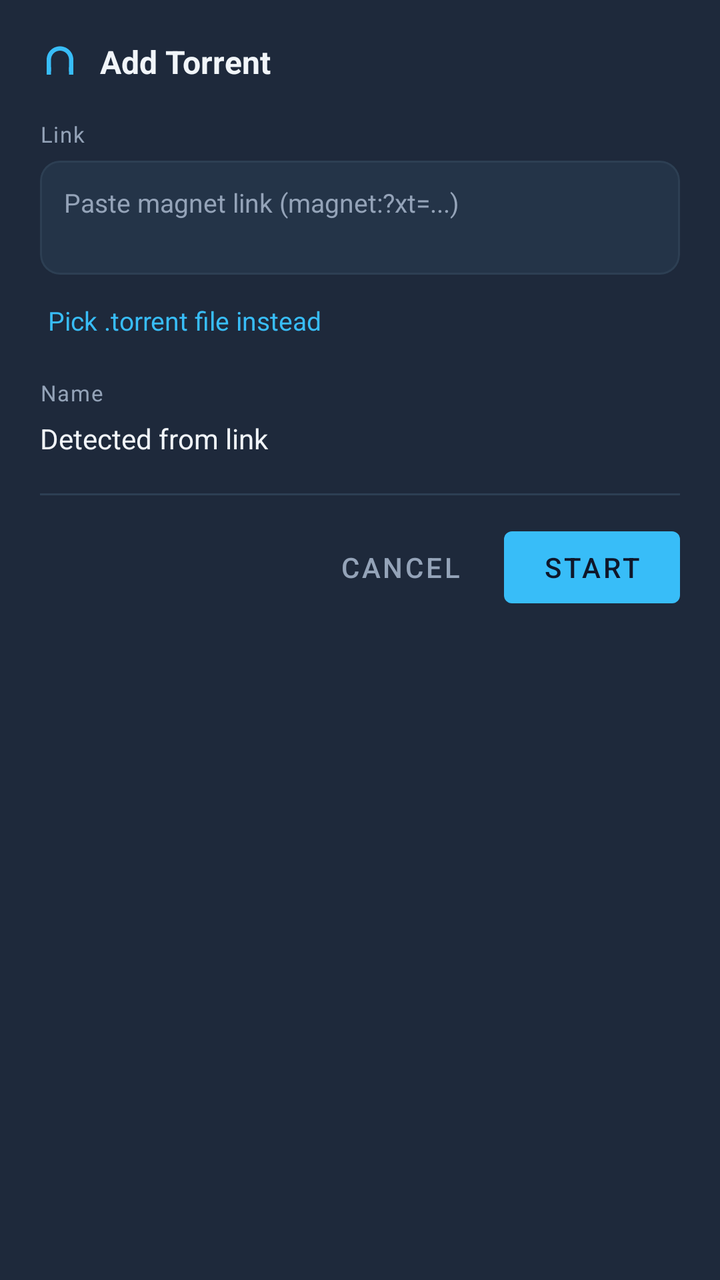
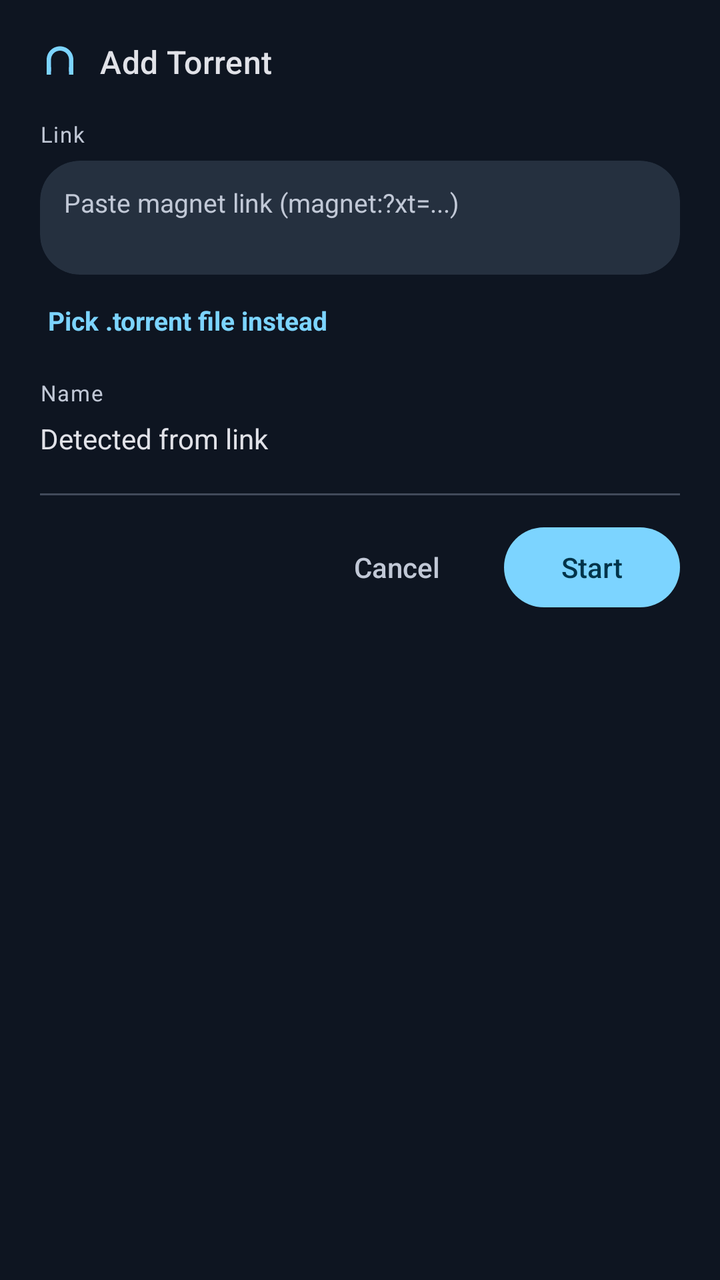

Two renders of the same Android screen: before a commit and after it. Below are the layout's source before the change and the commit's diff.
<!-- AndroidManifest.xml: application theme Theme.Xmd -->
<!-- res/layout/dialog_add_torrent.xml -->
<?xml version="1.0" encoding="utf-8"?>
<LinearLayout xmlns:android="http://schemas.android.com/apk/res/android"
    xmlns:app="http://schemas.android.com/apk/res-auto"
    android:layout_width="match_parent"
    android:layout_height="wrap_content"
    android:orientation="vertical"
    android:background="@color/ff_surface"
    android:padding="20dp">

    
    <LinearLayout
        android:layout_width="match_parent"
        android:layout_height="wrap_content"
        android:orientation="horizontal"
        android:gravity="center_vertical"
        android:layout_marginBottom="18dp">

        <ImageView
            android:layout_width="20dp"
            android:layout_height="20dp"
            android:src="@drawable/ic_magnet"
            android:tint="@color/ff_accent"
            android:layout_marginEnd="10dp"
            android:contentDescription="@null" />

        <TextView
            android:layout_width="0dp"
            android:layout_height="wrap_content"
            android:layout_weight="1"
            android:text="@string/torrent_dialog_title"
            android:textColor="@color/ff_text"
            android:textSize="16sp"
            android:textStyle="bold" />
    </LinearLayout>

    
    <TextView
        android:layout_width="wrap_content"
        android:layout_height="wrap_content"
        android:text="@string/torrent_dialog_link_label"
        android:textColor="@color/ff_muted"
        android:textSize="11sp"
        android:letterSpacing="0.05"
        android:layout_marginBottom="6dp" />

    
    <com.google.android.material.card.MaterialCardView
        android:layout_width="match_parent"
        android:layout_height="wrap_content"
        app:cardBackgroundColor="@color/ff_surface_2"
        app:cardCornerRadius="10dp"
        app:cardElevation="0dp"
        app:strokeColor="@color/ff_divider"
        app:strokeWidth="1dp">

        <EditText
            android:id="@+id/torrentLinkInput"
            android:layout_width="match_parent"
            android:layout_height="wrap_content"
            android:minLines="2"
            android:maxLines="4"
            android:gravity="top"
            android:inputType="textMultiLine|textNoSuggestions"
            android:background="@null"
            android:padding="12dp"
            android:hint="@string/torrent_dialog_link_hint"
            android:textColorHint="@color/ff_muted"
            android:textColor="@color/ff_text"
            android:textSize="13sp" />
    </com.google.android.material.card.MaterialCardView>

    
    <TextView
        android:id="@+id/torrentPickFileText"
        android:layout_width="wrap_content"
        android:layout_height="wrap_content"
        android:layout_marginTop="10dp"
        android:text="@string/torrent_dialog_pick_file"
        android:textColor="@color/ff_accent"
        android:textSize="13sp"
        android:background="?attr/selectableItemBackground"
        android:padding="4dp" />

    
    <TextView
        android:layout_width="wrap_content"
        android:layout_height="wrap_content"
        android:text="@string/torrent_dialog_name_label"
        android:textColor="@color/ff_muted"
        android:textSize="11sp"
        android:letterSpacing="0.05"
        android:layout_marginTop="16dp"
        android:layout_marginBottom="6dp" />

    <TextView
        android:id="@+id/torrentNameText"
        android:layout_width="match_parent"
        android:layout_height="wrap_content"
        android:text="@string/torrent_dialog_name_placeholder"
        android:textColor="@color/ff_text"
        android:textSize="14sp"
        android:maxLines="2"
        android:ellipsize="middle" />

    
    <View
        android:layout_width="match_parent"
        android:layout_height="1dp"
        android:background="@color/ff_divider"
        android:layout_marginTop="18dp"
        android:layout_marginBottom="4dp" />

    
    <LinearLayout
        android:layout_width="match_parent"
        android:layout_height="wrap_content"
        android:orientation="horizontal"
        android:gravity="end"
        android:layout_marginTop="8dp">

        <com.google.android.material.button.MaterialButton
            android:id="@+id/torrentCancelButton"
            style="@style/Widget.MaterialComponents.Button.TextButton"
            android:layout_width="wrap_content"
            android:layout_height="wrap_content"
            android:text="@string/action_cancel"
            android:textColor="@color/ff_muted" />

        <com.google.android.material.button.MaterialButton
            android:id="@+id/torrentStartButton"
            android:layout_width="wrap_content"
            android:layout_height="wrap_content"
            android:layout_marginStart="8dp"
            android:text="@string/action_start"
            app:backgroundTint="@color/ff_accent"
            android:textColor="@color/ff_bg" />
    </LinearLayout>
</LinearLayout>
<!-- resources referenced by this layout -->
<resources>
  <color name="ff_accent">#38BDF8</color>
  <color name="ff_bg">#0F172A</color>
  <color name="ff_divider">#2D3F53</color>
  <color name="ff_muted">#94A3B8</color>
  <color name="ff_surface">#1E293B</color>
  <color name="ff_surface_2">#243448</color>
  <color name="ff_text">#F1F5F9</color>
  <style name="Theme.Xmd" parent="Theme.MaterialComponents.DayNight.NoActionBar">
          <item name="colorPrimary">@color/ff_accent</item>
          <item name="colorPrimaryDark">@color/ff_bg</item>
          <item name="colorAccent">@color/ff_accent</item>
          <item name="android:windowBackground">@color/ff_bg</item>
          <item name="android:statusBarColor">@color/ff_bg</item>
      </style>
  <!-- unchanged entries left out for length: 9 -->
</resources>

<!-- the commit's change to res/layout/dialog_add_torrent.xml (unified diff, before → after) -->
@@ -4,7 +4,6 @@
     android:layout_width="match_parent"
     android:layout_height="wrap_content"
     android:orientation="vertical"
-    android:background="@color/ff_surface"
     android:padding="20dp">
 
     
@@ -19,7 +18,7 @@
             android:layout_width="20dp"
             android:layout_height="20dp"
             android:src="@drawable/ic_magnet"
-            android:tint="@color/ff_accent"
+            android:tint="@color/m3_primary"
             android:layout_marginEnd="10dp"
             android:contentDescription="@null" />
 
@@ -28,9 +27,8 @@
             android:layout_height="wrap_content"
             android:layout_weight="1"
             android:text="@string/torrent_dialog_title"
-            android:textColor="@color/ff_text"
-            android:textSize="16sp"
-            android:textStyle="bold" />
+            android:textColor="@color/m3_on_surface"
+            android:textAppearance="@style/TextAppearance.Xmd.TitleMedium" />
     </LinearLayout>
 
     
@@ -38,7 +36,7 @@
         android:layout_width="wrap_content"
         android:layout_height="wrap_content"
         android:text="@string/torrent_dialog_link_label"
-        android:textColor="@color/ff_muted"
+        android:textColor="@color/m3_on_surface_variant"
         android:textSize="11sp"
         android:letterSpacing="0.05"
         android:layout_marginBottom="6dp" />
@@ -47,11 +45,10 @@
     <com.google.android.material.card.MaterialCardView
         android:layout_width="match_parent"
         android:layout_height="wrap_content"
-        app:cardBackgroundColor="@color/ff_surface_2"
-        app:cardCornerRadius="10dp"
+        app:cardBackgroundColor="@color/m3_surface_container_high"
+        app:shapeAppearance="@style/ShapeAppearance.Xmd.Medium"
         app:cardElevation="0dp"
-        app:strokeColor="@color/ff_divider"
-        app:strokeWidth="1dp">
+        app:strokeWidth="0dp">
 
         <EditText
             android:id="@+id/torrentLinkInput"
@@ -64,8 +61,8 @@
             android:background="@null"
             android:padding="12dp"
             android:hint="@string/torrent_dialog_link_hint"
-            android:textColorHint="@color/ff_muted"
-            android:textColor="@color/ff_text"
+            android:textColorHint="@color/m3_on_surface_variant"
+            android:textColor="@color/m3_on_surface"
             android:textSize="13sp" />
     </com.google.android.material.card.MaterialCardView>
 
@@ -76,8 +73,9 @@
         android:layout_height="wrap_content"
         android:layout_marginTop="10dp"
         android:text="@string/torrent_dialog_pick_file"
-        android:textColor="@color/ff_accent"
+        android:textColor="@color/m3_primary"
         android:textSize="13sp"
+        android:textStyle="bold"
         android:background="?attr/selectableItemBackground"
         android:padding="4dp" />
 
@@ -86,7 +84,7 @@
         android:layout_width="wrap_content"
         android:layout_height="wrap_content"
         android:text="@string/torrent_dialog_name_label"
-        android:textColor="@color/ff_muted"
+        android:textColor="@color/m3_on_surface_variant"
         android:textSize="11sp"
         android:letterSpacing="0.05"
         android:layout_marginTop="16dp"
@@ -97,7 +95,7 @@
         android:layout_width="match_parent"
         android:layout_height="wrap_content"
         android:text="@string/torrent_dialog_name_placeholder"
-        android:textColor="@color/ff_text"
+        android:textColor="@color/m3_on_surface"
         android:textSize="14sp"
         android:maxLines="2"
         android:ellipsize="middle" />
@@ -106,7 +104,7 @@
     <View
         android:layout_width="match_parent"
         android:layout_height="1dp"
-        android:background="@color/ff_divider"
+        android:background="@color/m3_outline_variant"
         android:layout_marginTop="18dp"
         android:layout_marginBottom="4dp" />
 
@@ -120,19 +118,20 @@
 
         <com.google.android.material.button.MaterialButton
             android:id="@+id/torrentCancelButton"
-            style="@style/Widget.MaterialComponents.Button.TextButton"
+            style="@style/Widget.Xmd.Button.Text"
             android:layout_width="wrap_content"
             android:layout_height="wrap_content"
             android:text="@string/action_cancel"
-            android:textColor="@color/ff_muted" />
+            android:textColor="@color/m3_on_surface_variant" />
 
         <com.google.android.material.button.MaterialButton
             android:id="@+id/torrentStartButton"
+            style="@style/Widget.Xmd.Button"
             android:layout_width="wrap_content"
             android:layout_height="wrap_content"
             android:layout_marginStart="8dp"
             android:text="@string/action_start"
-            app:backgroundTint="@color/ff_accent"
-            android:textColor="@color/ff_bg" />
+            app:backgroundTint="@color/m3_primary"
+            android:textColor="@color/m3_on_primary" />
     </LinearLayout>
 </LinearLayout>
<!-- resource entries referenced after the edit -->
@@ -1,18 +1,220 @@
 <!-- resources referenced by this layout -->
 <resources>
-  <color name="ff_accent">#38BDF8</color>
-  <color name="ff_bg">#0F172A</color>
-  <color name="ff_divider">#2D3F53</color>
-  <color name="ff_muted">#94A3B8</color>
-  <color name="ff_surface">#1E293B</color>
-  <color name="ff_surface_2">#243448</color>
-  <color name="ff_text">#F1F5F9</color>
-  <style name="Theme.Xmd" parent="Theme.MaterialComponents.DayNight.NoActionBar">
-          <item name="colorPrimary">@color/ff_accent</item>
-          <item name="colorPrimaryDark">@color/ff_bg</item>
-          <item name="colorAccent">@color/ff_accent</item>
-          <item name="android:windowBackground">@color/ff_bg</item>
-          <item name="android:statusBarColor">@color/ff_bg</item>
+  <color name="m3_on_primary">#00344A</color>
+  <color name="m3_on_surface">#E1E2E8</color>
+  <color name="m3_on_surface_variant">#C1C8D6</color>
+  <color name="m3_outline_variant">#414A5A</color>
+  <color name="m3_primary">#7CD4FF</color>
+  <color name="m3_surface_container_high">#25303F</color>
+  <style name="ShapeAppearance.Xmd.Medium" parent="ShapeAppearance.Material3.Corner.Medium">
+          <item name="cornerFamily">rounded</item>
+          <item name="cornerSize">20dp</item>
+      </style>
+  <style name="TextAppearance.Xmd.TitleMedium" parent="TextAppearance.Material3.TitleMedium">
+          <item name="fontFamily">sans-serif-medium</item>
+          <item name="android:fontFamily">sans-serif-medium</item>
+      </style>
+  <style name="Widget.Xmd.Button" parent="Widget.Material3.Button">
+          <item name="shapeAppearance">@style/ShapeAppearance.Xmd.Full</item>
+          <item name="android:textAllCaps">false</item>
+          <item name="android:paddingStart">24dp</item>
+          <item name="android:paddingEnd">24dp</item>
+          <item name="android:letterSpacing">0.0</item>
+      </style>
+  <style name="Widget.Xmd.Button.Text" parent="Widget.Material3.Button.TextButton">
+          <item name="shapeAppearance">@style/ShapeAppearance.Xmd.Full</item>
+          <item name="android:textAllCaps">false</item>
+      </style>
+  <style name="Theme.Xmd" parent="Theme.Material3.Dark.NoActionBar">
+          
+          <item name="colorPrimary">@color/m3_primary</item>
+          <item name="colorOnPrimary">@color/m3_on_primary</item>
+          <item name="colorPrimaryContainer">@color/m3_primary_container</item>
+          <item name="colorOnPrimaryContainer">@color/m3_on_primary_container</item>
+  
+          <item name="colorSecondary">@color/m3_secondary</item>
+          <item name="colorOnSecondary">@color/m3_on_secondary</item>
+          <item name="colorSecondaryContainer">@color/m3_secondary_container</item>
+          <item name="colorOnSecondaryContainer">@color/m3_on_secondary_container</item>
+  
+          <item name="colorTertiary">@color/m3_tertiary</item>
+          <item name="colorOnTertiary">@color/m3_on_tertiary</item>
+          <item name="colorTertiaryContainer">@color/m3_tertiary_container</item>
+          <item name="colorOnTertiaryContainer">@color/m3_on_tertiary_container</item>
+  
+          <item name="colorError">@color/m3_error</item>
+          <item name="colorOnError">@color/m3_on_error</item>
+          <item name="colorErrorContainer">@color/m3_error_container</item>
+          <item name="colorOnErrorContainer">@color/m3_on_error_container</item>
+  
+          <item name="android:colorBackground">@color/m3_background</item>
+          <item name="colorOnBackground">@color/m3_on_background</item>
+          <item name="colorSurface">@color/m3_surface</item>
+          <item name="colorOnSurface">@color/m3_on_surface</item>
+          <item name="colorSurfaceDim">@color/m3_surface_dim</item>
+          <item name="colorSurfaceBright">@color/m3_surface_bright</item>
+          <item name="colorSurfaceContainerLowest">@color/m3_surface_container_lowest</item>
+          <item name="colorSurfaceContainerLow">@color/m3_surface_container_low</item>
+          <item name="colorSurfaceContainer">@color/m3_surface_container</item>
+          <item name="colorSurfaceContainerHigh">@color/m3_surface_container_high</item>
+          <item name="colorSurfaceContainerHighest">@color/m3_surface_container_highest</item>
+          <item name="colorOnSurfaceVariant">@color/m3_on_surface_variant</item>
+          <item name="colorOutline">@color/m3_outline</item>
+          <item name="colorOutlineVariant">@color/m3_outline_variant</item>
+  
+          <item name="colorSurfaceVariant">@color/m3_surface_container_high</item>
+          <item name="colorSurfaceInverse">@color/m3_inverse_surface</item>
+          <item name="colorOnSurfaceInverse">@color/m3_inverse_on_surface</item>
+          <item name="colorPrimaryInverse">@color/m3_inverse_primary</item>
+  
+          
+          <item name="colorPrimaryDark">@color/m3_background</item>
+          <item name="colorAccent">@color/m3_primary</item>
+          <item name="android:windowBackground">@color/m3_background</item>
+          <item name="android:statusBarColor">@color/m3_background</item>
+          <item name="android:navigationBarColor">@color/m3_background</item>
+          <item name="android:windowLightStatusBar">false</item>
+  
+          
+          <item name="shapeAppearanceCornerExtraSmall">@style/ShapeAppearance.Xmd.ExtraSmall</item>
+          <item name="shapeAppearanceCornerSmall">@style/ShapeAppearance.Xmd.Small</item>
+          <item name="shapeAppearanceCornerMedium">@style/ShapeAppearance.Xmd.Medium</item>
+          <item name="shapeAppearanceCornerLarge">@style/ShapeAppearance.Xmd.Large</item>
+          <item name="shapeAppearanceCornerExtraLarge">@style/ShapeAppearance.Xmd.ExtraLarge</item>
+  
+          
+          <item name="textAppearanceTitleLarge">@style/TextAppearance.Xmd.TitleLarge</item>
+          <item name="textAppearanceTitleMedium">@style/TextAppearance.Xmd.TitleMedium</item>
+          <item name="textAppearanceLabelLarge">@style/TextAppearance.Xmd.LabelLarge</item>
+  
+          
+          <item name="materialButtonStyle">@style/Widget.Xmd.Button</item>
+          <item name="materialButtonOutlinedStyle">@style/Widget.Xmd.Button.Outlined</item>
+          <item name="borderlessButtonStyle">@style/Widget.Xmd.Button.Text</item>
+          <item name="materialCardViewStyle">@style/Widget.Xmd.CardView</item>
+          <item name="chipStyle">@style/Widget.Xmd.Chip</item>
+          <item name="bottomNavigationStyle">@style/Widget.Xmd.BottomNavigationView</item>
+          <item name="floatingActionButtonStyle">@style/Widget.Xmd.FloatingActionButton</item>
+          <item name="toolbarStyle">@style/Widget.Xmd.Toolbar</item>
+          <item name="materialAlertDialogTheme">@style/ThemeOverlay.Xmd.AlertDialog</item>
+          <item name="textInputStyle">@style/Widget.Xmd.TextInputLayout</item>
+          <item name="linearProgressIndicatorStyle">@style/Widget.Xmd.ProgressIndicator</item>
+          <item name="switchStyle">@style/Widget.Xmd.Switch</item>
+          <item name="materialSwitchStyle">@style/Widget.Xmd.Switch</item>
+      </style>
+  <style name="ShapeAppearance.Xmd.Full" parent="ShapeAppearance.Material3.Corner.Full">
+          <item name="cornerFamily">rounded</item>
+          <item name="cornerSize">50%</item>
+      </style>
+  <color name="m3_primary_container">#00496A</color>
+  <color name="m3_on_primary_container">#C7E7FF</color>
+  <color name="m3_secondary">#B7CAD6</color>
+  <color name="m3_on_secondary">#22323C</color>
+  <color name="m3_secondary_container">#3A4953</color>
+  <color name="m3_on_secondary_container">#D3E5F2</color>
+  <color name="m3_tertiary">#FFB4A0</color>
+  <color name="m3_on_tertiary">#5C1900</color>
+  <color name="m3_tertiary_container">#7D2C0F</color>
+  <color name="m3_on_tertiary_container">#FFDBCF</color>
+  <color name="m3_error">#FFB4AB</color>
+  <color name="m3_on_error">#690005</color>
+  <color name="m3_error_container">#93000A</color>
+  <color name="m3_on_error_container">#FFDAD6</color>
+  <color name="m3_background">#0E1521</color>
+  <color name="m3_on_background">#E1E2E8</color>
+  <color name="m3_surface">#0E1521</color>
+  <color name="m3_surface_dim">#0E1521</color>
+  <color name="m3_surface_bright">#343B47</color>
+  <color name="m3_surface_container_lowest">#090E17</color>
+  <color name="m3_surface_container_low">#161D2A</color>
+  <color name="m3_surface_container">#1A2230</color>
+  <color name="m3_surface_container_highest">#303B4A</color>
+  <color name="m3_outline">#8B93A3</color>
+  <color name="m3_inverse_surface">#E1E2E8</color>
+  <color name="m3_inverse_on_surface">#1A2230</color>
+  <color name="m3_inverse_primary">#00658F</color>
+  <style name="ShapeAppearance.Xmd.ExtraSmall" parent="ShapeAppearance.Material3.Corner.ExtraSmall">
+          <item name="cornerFamily">rounded</item>
+          <item name="cornerSize">10dp</item>
+      </style>
+  <style name="ShapeAppearance.Xmd.Small" parent="ShapeAppearance.Material3.Corner.Small">
+          <item name="cornerFamily">rounded</item>
+          <item name="cornerSize">14dp</item>
+      </style>
+  <style name="ShapeAppearance.Xmd.Large" parent="ShapeAppearance.Material3.Corner.Large">
+          <item name="cornerFamily">rounded</item>
+          <item name="cornerSize">28dp</item>
+      </style>
+  <style name="ShapeAppearance.Xmd.ExtraLarge" parent="ShapeAppearance.Material3.Corner.ExtraLarge">
+          <item name="cornerFamily">rounded</item>
+          <item name="cornerSize">36dp</item>
+      </style>
+  <style name="TextAppearance.Xmd.TitleLarge" parent="TextAppearance.Material3.TitleLarge">
+          <item name="fontFamily">sans-serif-medium</item>
+          <item name="android:fontFamily">sans-serif-medium</item>
+          <item name="android:letterSpacing">0.0</item>
+      </style>
+  <style name="TextAppearance.Xmd.LabelLarge" parent="TextAppearance.Material3.LabelLarge">
+          <item name="fontFamily">sans-serif-medium</item>
+          <item name="android:fontFamily">sans-serif-medium</item>
+          <item name="android:letterSpacing">0.02</item>
+      </style>
+  <style name="Widget.Xmd.Button.Outlined" parent="Widget.Material3.Button.OutlinedButton">
+          <item name="shapeAppearance">@style/ShapeAppearance.Xmd.Full</item>
+          <item name="android:textAllCaps">false</item>
+          <item name="strokeColor">@color/m3_outline</item>
+          <item name="strokeWidth">1dp</item>
+      </style>
+  <style name="Widget.Xmd.CardView" parent="Widget.Material3.CardView.Outlined">
+          <item name="shapeAppearance">@style/ShapeAppearance.Xmd.Medium</item>
+          <item name="cardBackgroundColor">@color/m3_surface_container</item>
+          <item name="strokeColor">@color/m3_outline_variant</item>
+          <item name="strokeWidth">1dp</item>
+          <item name="cardElevation">0dp</item>
+      </style>
+  <style name="Widget.Xmd.Chip" parent="Widget.Material3.Chip.Assist">
+          <item name="shapeAppearance">@style/ShapeAppearance.Xmd.Full</item>
+          <item name="chipBackgroundColor">@color/m3_secondary_container</item>
+          <item name="android:textColor">@color/m3_on_secondary_container</item>
+      </style>
+  <style name="Widget.Xmd.BottomNavigationView" parent="Widget.Material3.BottomNavigationView">
+          <item name="android:background">@color/m3_surface_container_low</item>
+          <item name="itemIconTint">@color/bottom_nav_colors</item>
+          <item name="itemTextColor">@color/bottom_nav_colors</item>
+          <item name="itemActiveIndicatorStyle">@style/Widget.Xmd.BottomNavigationView.ActiveIndicator</item>
+          <item name="elevation">0dp</item>
+      </style>
+  <style name="Widget.Xmd.FloatingActionButton" parent="Widget.Material3.FloatingActionButton.Primary">
+          <item name="shapeAppearance">@style/ShapeAppearance.Xmd.Large</item>
+          <item name="backgroundTint">@color/m3_primary_container</item>
+          <item name="tint">@color/m3_on_primary_container</item>
+      </style>
+  <style name="Widget.Xmd.Toolbar" parent="Widget.Material3.Toolbar">
+          <item name="android:background">@color/m3_surface_container_low</item>
+          <item name="titleTextColor">@color/m3_on_surface</item>
+          <item name="titleTextAppearance">@style/TextAppearance.Xmd.TitleLarge</item>
+      </style>
+  <style name="ThemeOverlay.Xmd.AlertDialog" parent="ThemeOverlay.Material3.MaterialAlertDialog">
+          <item name="shapeAppearanceOverlay">@style/ShapeAppearance.Xmd.Large</item>
+          <item name="colorSurfaceContainerHigh">@color/m3_surface_container_high</item>
+      </style>
+  <style name="Widget.Xmd.TextInputLayout" parent="Widget.Material3.TextInputLayout.OutlinedBox">
+          <item name="shapeAppearance">@style/ShapeAppearance.Xmd.Medium</item>
+          <item name="boxStrokeColor">@color/m3_outline</item>
+          <item name="hintTextColor">@color/m3_on_surface_variant</item>
+      </style>
+  <style name="Widget.Xmd.ProgressIndicator" parent="Widget.Material3.LinearProgressIndicator">
+          <item name="trackColor">@color/m3_surface_container_high</item>
+          <item name="indicatorColor">@color/m3_primary</item>
+          <item name="trackCornerRadius">8dp</item>
+      </style>
+  <style name="Widget.Xmd.Switch" parent="Widget.Material3.CompoundButton.MaterialSwitch">
+          <item name="thumbTint">@color/m3_on_primary</item>
+          <item name="trackTint">@color/m3_primary</item>
+      </style>
+  <style name="Widget.Xmd.BottomNavigationView.ActiveIndicator" parent="Widget.Material3.BottomNavigationView.ActiveIndicator">
+          <item name="android:color">@color/m3_primary_container</item>
+          <item name="shapeAppearance">@style/ShapeAppearance.Xmd.Full</item>
       </style>
   <!-- unchanged entries left out for length: 9 -->
 </resources>
